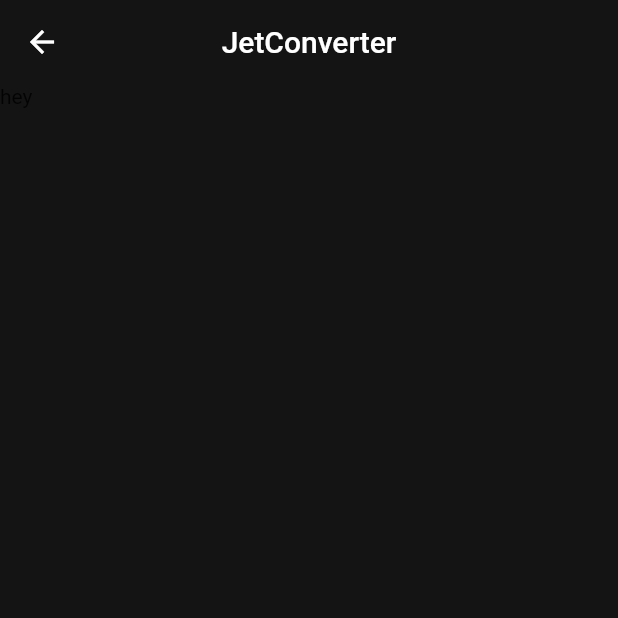
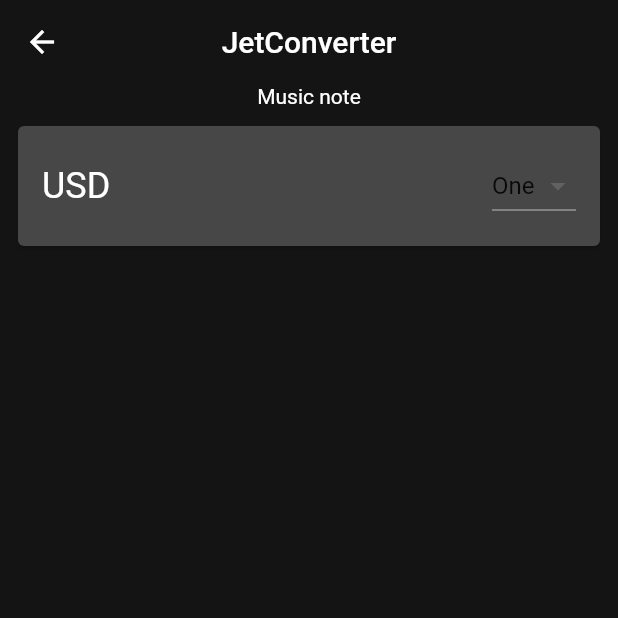
Before and after one commit to oussamabonnor1/JetConverter, a Flutter app: the screen it shows after launch, after a tap on "Music note", on a phone screen of 412 x 824 dp, the top half of it. Run offline on Flutter 3.47's test engine with Material 2 defaults, Android fonts, the phone set to English and light mode, and no system bars.

Commit message:
adding header design for conversion scene

```diff
--- a/lib/CategoryActivity.dart
+++ b/lib/CategoryActivity.dart
@@ -3,10 +3,17 @@ import 'package:flutter/material.dart';
 import 'package:unit_convertor/category.dart';
 import 'package:unit_convertor/category_card.dart';
 
+void main() {
+  runApp(
+    CategoryActivity(),
+  );
+}
+
 class CategoryActivity extends StatelessWidget {
 
   static Color backgroundColor = Color(0xFF141414);
   static Color highlightColor = Color(0xFF474747);
+  static Color accentColor = Color(0xFFAB8F79);
 
   List<Category> categories = [
     Category(Icons.music_note, "Music note", backgroundColor, highlightColor, Colors.white),
@@ -19,7 +26,9 @@ class CategoryActivity extends StatelessWidget {
   @override
   Widget build(BuildContext context) {
 
-    return Scaffold(
+    return MaterialApp(
+      debugShowCheckedModeBanner: false,
+      home: Scaffold(
         backgroundColor: backgroundColor,
         appBar: AppBar(
           backgroundColor: backgroundColor,
@@ -31,6 +40,7 @@ class CategoryActivity extends StatelessWidget {
           ),
         ),
         body: categoryList(),
+      ),
     );
   }
 
@@ -38,7 +48,7 @@ class CategoryActivity extends StatelessWidget {
     return ListView.builder(
       itemCount: categories.length,
       itemBuilder: (context, index){
-        return CategoryCard(category: categories[index],);
+        return CategoryCard(category: categories[index],title: categories[index].text,);
       },
     );
   }
--- a/lib/category_card.dart
+++ b/lib/category_card.dart
@@ -1,11 +1,13 @@
 import 'package:flutter/material.dart';
 import 'package:unit_convertor/category.dart';
 import 'package:unit_convertor/converter_controller.dart';
+import 'package:unit_convertor/CategoryActivity.dart';
 
 class CategoryCard extends StatefulWidget {
   Category category;
+  String title;
 
-  CategoryCard({this.category});
+  CategoryCard({this.category, this.title});
 
   @override
   _CategoryCardState createState() => _CategoryCardState();
@@ -27,16 +29,16 @@ class _CategoryCardState extends State<CategoryCard> {
             leading: Icon(
               widget.category.icon,
               size: 35,
-              color: Colors.white,
+              color: CategoryActivity.accentColor,
             ),
             trailing: Icon(
               Icons.keyboard_arrow_right,
-              color: Colors.white,
+              color: CategoryActivity.accentColor,
             ),
             onTap: () {
               Navigator.push(
                 context,
-                MaterialPageRoute(builder: (context) => ConverterController()),
+                MaterialPageRoute(builder: (context) => ConverterController(widget.title,"USD","EUR")),
               );
             },
           ),
--- a/lib/converter_controller.dart
+++ b/lib/converter_controller.dart
@@ -2,6 +2,11 @@ import 'package:flutter/material.dart';
 import 'package:unit_convertor/CategoryActivity.dart';
 
 class ConverterController extends StatefulWidget {
+  String title;
+  String convertFrom, convertTo;
+
+  ConverterController(this.title, this.convertFrom, this.convertTo);
+
   @override
   _ConverterControllerState createState() => _ConverterControllerState();
 }
@@ -20,7 +25,48 @@ class _ConverterControllerState extends State<ConverterController> {
           style: TextStyle(color: Colors.white),
         ),
       ),
-      body: Text("hey"),
+      body: Column(
+        children: <Widget>[
+          Center(
+              child: Text(
+            widget.title,
+            style: TextStyle(color: Colors.white),
+          )),
+          Padding(
+            padding: const EdgeInsets.all(8.0),
+            child: Card(
+              color: CategoryActivity.highlightColor,
+              child: Column(
+                children: <Widget>[
+                  Padding(
+                    padding: const EdgeInsets.all(16),
+                    child: Row(
+                      mainAxisAlignment: MainAxisAlignment.spaceBetween,
+                      children: <Widget>[
+                        Text(
+                          widget.convertFrom,
+                          style: TextStyle(color: Colors.white, fontSize: 24),
+                        ),
+                        DropdownButton(
+                          value: 'One',
+                          items: <String>['One', 'Two', 'Free', 'Four']
+                              .map<DropdownMenuItem<String>>((String value) {
+                            return DropdownMenuItem<String>(
+                              value: value,
+                              child: Text(value),
+                            );
+                          }).toList(),
+                          onChanged: (String newValue) {},
+                        ),
+                      ],
+                    ),
+                  ),
+                ],
+              ),
+            ),
+          )
+        ],
+      ),
     );
   }
 }
--- a/lib/main.dart
+++ /dev/null
@@ -1,20 +0,0 @@
-import 'package:flutter/material.dart';
-import 'package:unit_convertor/CategoryActivity.dart';
-
-class JetConverter extends StatelessWidget {
-  @override
-  Widget build(BuildContext context) {
-    return MaterialApp(
-      debugShowCheckedModeBanner: false,
-      home: Scaffold(
-        body: CategoryActivity(),
-      ),
-    );
-  }
-}
-
-void main() {
-  runApp(
-    JetConverter(),
-  );
-}
```
Also changed, not shown: 1 other file. Lines whose indentation alone changed are shown as unchanged.
